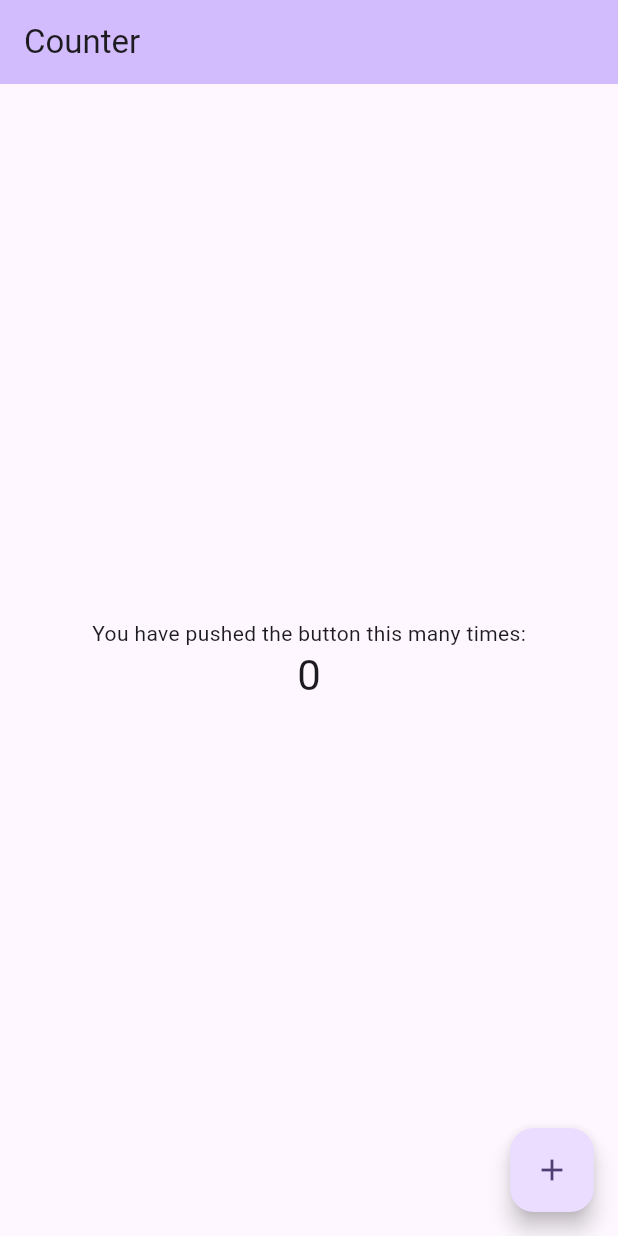
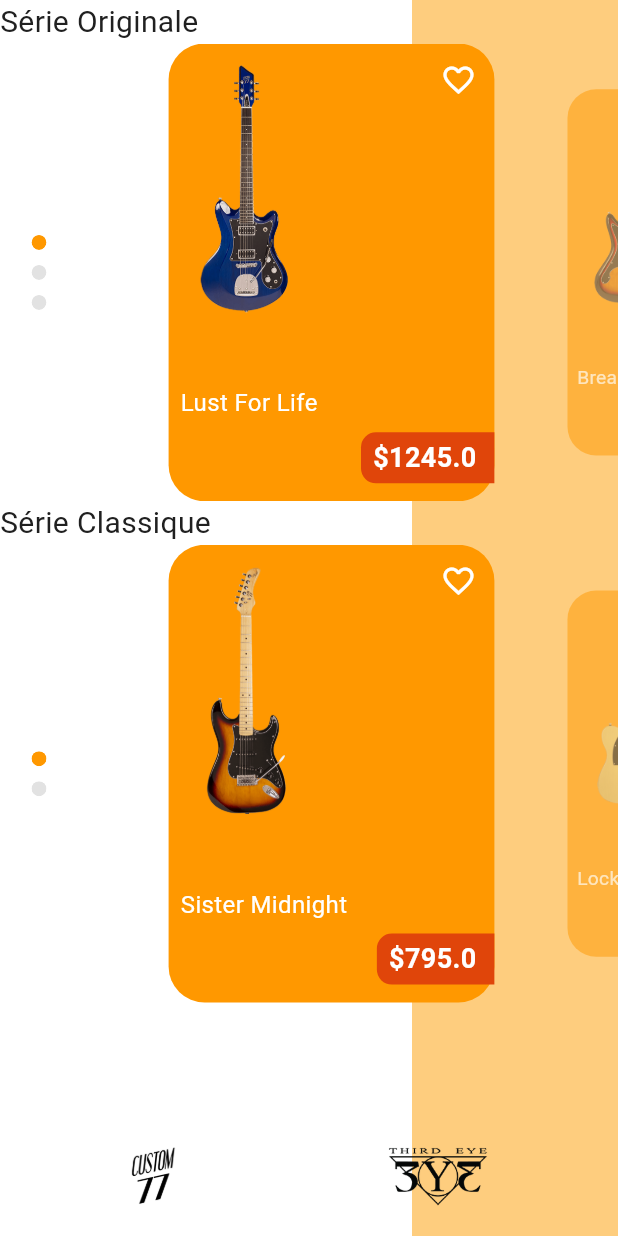
Before and after one commit to joxad/starter_app_flutter, a Flutter app: the screen it shows after launch, on a phone screen of 412 x 824 dp. Run offline on Flutter 3.47's test engine with Material 3 defaults, Android fonts, the phone set to English and light mode, and no system bars; drawn by our look-alikes of card_swiper; generated files the repository leaves out were written again.

Commit message:
feat(home): try some ui

```diff
--- a/lib/app/app.dart
+++ b/lib/app/app.dart
@@ -1,8 +1,9 @@
 import 'package:flutter/material.dart';
 
-import '../features/home/home.dart';
 import 'package:flutter_localizations/flutter_localizations.dart';
 import 'package:flutter_gen/gen_l10n/app_localizations.dart';
+
+import '../ui/home/home.dart';
 class MyApp extends StatelessWidget {
   const MyApp({super.key});
 
--- /dev/null
+++ b/lib/app/theme.dart
@@ -0,0 +1,7 @@
+import 'package:flutter/material.dart';
+
+const Color yellow = Color(0xffFDC054);
+const Color mediumYellow = Color(0xffFDB846);
+const Color darkYellow = Color(0xffE99E22);
+const Color transparentYellow = Color.fromRGBO(253, 184, 70, 0.7);
+const Color darkGrey = Color(0xff202020);
--- /dev/null
+++ b/lib/core/data/product.dart
@@ -0,0 +1,12 @@
+class Product {
+  final String image;
+  final String name;
+  final String description;
+  final double price;
+
+  Product(
+      {required this.image,
+      required this.name,
+      required this.description,
+      required this.price});
+}
--- a/lib/features/home/home.dart
+++ /dev/null
@@ -1,88 +0,0 @@
-import 'package:flutter/material.dart';
-import 'package:flutter_gen/gen_l10n/app_localizations.dart';
-
-class MyHomePage extends StatefulWidget {
-  const MyHomePage({super.key});
-
-  // This widget is the home page of your application. It is stateful, meaning
-  // that it has a State object (defined below) that contains fields that affect
-  // how it looks.
-
-  // This class is the configuration for the state. It holds the values (in this
-  // case the title) provided by the parent (in this case the App widget) and
-  // used by the build method of the State. Fields in a Widget subclass are
-  // always marked "final".
-
-  @override
-  State<MyHomePage> createState() => _MyHomePageState();
-}
-
-class _MyHomePageState extends State<MyHomePage> {
-  int _counter = 0;
-
-  void _incrementCounter() {
-    setState(() {
-      // This call to setState tells the Flutter framework that something has
-      // changed in this State, which causes it to rerun the build method below
-      // so that the display can reflect the updated values. If we changed
-      // _counter without calling setState(), then the build method would not be
-      // called again, and so nothing would appear to happen.
-      _counter++;
-    });
-  }
-
-  @override
-  Widget build(BuildContext context) {
-    // This method is rerun every time setState is called, for instance as done
-    // by the _incrementCounter method above.
-    //
-    // The Flutter framework has been optimized to make rerunning build methods
-    // fast, so that you can just rebuild anything that needs updating rather
-    // than having to individually change instances of widgets.
-    return Scaffold(
-      appBar: AppBar(
-        // TRY THIS: Try changing the color here to a specific color (to
-        // Colors.amber, perhaps?) and trigger a hot reload to see the AppBar
-        // change color while the other colors stay the same.
-        backgroundColor: Theme.of(context).colorScheme.inversePrimary,
-        // Here we take the value from the MyHomePage object that was created by
-        // the App.build method, and use it to set our appbar title.
-        title: Text(AppLocalizations.of(context)!.counterAppBarTitle),
-      ),
-      body: Center(
-        // Center is a layout widget. It takes a single child and positions it
-        // in the middle of the parent.
-        child: Column(
-          // Column is also a layout widget. It takes a list of children and
-          // arranges them vertically. By default, it sizes itself to fit its
-          // children horizontally, and tries to be as tall as its parent.
-          //
-          // Column has various properties to control how it sizes itself and
-          // how it positions its children. Here we use mainAxisAlignment to
-          // center the children vertically; the main axis here is the vertical
-          // axis because Columns are vertical (the cross axis would be
-          // horizontal).
-          //
-          // TRY THIS: Invoke "debug painting" (choose the "Toggle Debug Paint"
-          // action in the IDE, or press "p" in the console), to see the
-          // wireframe for each widget.
-          mainAxisAlignment: MainAxisAlignment.center,
-          children: <Widget>[
-            const Text(
-              'You have pushed the button this many times:',
-            ),
-            Text(
-              '$_counter',
-              style: Theme.of(context).textTheme.headlineMedium,
-            ),
-          ],
-        ),
-      ),
-      floatingActionButton: FloatingActionButton(
-        onPressed: _incrementCounter,
-        tooltip: 'Increment',
-        child: const Icon(Icons.add),
-      ), // This trailing comma makes auto-formatting nicer for build methods.
-    );
-  }
-}
--- /dev/null
+++ b/lib/ui/background/main_background.dart
@@ -0,0 +1,22 @@
+import 'package:flutter/material.dart';
+
+import '../../app/theme.dart';
+
+class MainBackground extends CustomPainter {
+  MainBackground();
+
+  @override
+  void paint(Canvas canvas, Size size) {
+    double height = size.height;
+    double width = size.width;
+    canvas.drawRect(
+        Rect.fromLTRB(0, 0, width, height), Paint()..color = Colors.white);
+    canvas.drawRect(Rect.fromLTRB(width - (width / 3), 0, width, height),
+        Paint()..color = transparentYellow);
+  }
+
+  @override
+  bool shouldRepaint(CustomPainter oldDelegate) {
+    return false;
+  }
+}
--- /dev/null
+++ b/lib/ui/home/custom_bottom_bar.dart
@@ -0,0 +1,36 @@
+import 'package:flutter/material.dart';
+
+class CustomBottomBar extends StatelessWidget {
+  final TabController controller;
+
+  const CustomBottomBar({
+    super.key,
+    required this.controller,
+  });
+
+  @override
+  Widget build(BuildContext context) {
+    return BottomAppBar(
+      surfaceTintColor: Colors.transparent,
+      shadowColor: Colors.transparent,
+      color: Colors.transparent,
+      child: Row(
+        mainAxisAlignment: MainAxisAlignment.spaceAround,
+        children: <Widget>[
+          IconButton(
+            icon: Image.asset('assets/icons/c77.png'),
+            onPressed: () {
+              controller.animateTo(0);
+            },
+          ),
+          IconButton(
+            icon: Image.asset('assets/icons/3_eyes.png'),
+            onPressed: () {
+              controller.animateTo(1);
+            },
+          )
+        ],
+      ),
+    );
+  }
+}
--- /dev/null
+++ b/lib/ui/home/home.dart
@@ -0,0 +1,255 @@
+import 'package:flutter/material.dart';
+import 'package:flutter_gen/gen_l10n/app_localizations.dart';
+import 'package:card_swiper/card_swiper.dart';
+import '../../app/theme.dart';
+import '../../core/data/product.dart';
+import '../background/main_background.dart';
+import 'custom_bottom_bar.dart';
+
+class MyHomePage extends StatefulWidget {
+  const MyHomePage({super.key});
+
+  @override
+  State<MyHomePage> createState() => _MyHomePageState();
+}
+
+List<Product> originals = [
+  Product(
+      image: 'assets/images/lust_for_life.png',
+      name: "Lust For Life",
+      description: "La plus belle",
+      price: 1245),
+  Product(
+      image: 'assets/images/breakdown.png',
+      name: "Breakdown",
+      description: "Telecaster",
+      price: 1245),
+  Product(
+      image: 'assets/images/goin_steady.png',
+      name: "Breakdown",
+      description: "Telecaster",
+      price: 995),
+];
+
+List<Product> classics = [
+  Product(
+      image: 'assets/images/sister_midnight.png',
+      name: "Sister Midnight",
+      description: "La plus belle",
+      price: 795),
+  Product(
+      image: 'assets/images/locket_love.png',
+      name: "Locket Love",
+      description: "Telecaster",
+      price: 795),
+];
+
+class _MyHomePageState extends State<MyHomePage>
+    with SingleTickerProviderStateMixin {
+  late TabController bottomTabController;
+
+  @override
+  void initState() {
+    super.initState();
+    bottomTabController = TabController(length: 2, vsync: this);
+  }
+
+  @override
+  Widget build(BuildContext context) {
+    return Scaffold(
+        extendBody: true,
+        bottomNavigationBar: CustomBottomBar(controller: bottomTabController),
+        body: CustomPaint(
+            painter: MainBackground(),
+            child: ListView(scrollDirection: Axis.vertical, children: [
+              const Text("Série Originale",
+                  style: TextStyle(fontSize: 20, color: darkGrey)),
+              ProductList(
+                products: originals,
+              ),
+              const Text("Série Classique",
+                  style: TextStyle(fontSize: 20, color: darkGrey)),
+              ProductList(
+                products: classics,
+              )
+            ])));
+  }
+}
+
+class ProductList extends StatelessWidget {
+  final List<Product> products;
+
+  final SwiperController swiperController = SwiperController();
+
+  ProductList({super.key, required this.products});
+
+  @override
+  Widget build(BuildContext context) {
+    double cardHeight = MediaQuery.of(context).size.height / 2.7;
+    double cardWidth = MediaQuery.of(context).size.width / 1.8;
+
+    return SizedBox(
+      height: cardHeight,
+      child: Swiper(
+        itemCount: products.length,
+        itemBuilder: (_, index) {
+          return ProductCard(
+              height: cardHeight, width: cardWidth, product: products[index]);
+        },
+        scale: 0.8,
+        controller: swiperController,
+        viewportFraction: 0.6,
+        loop: false,
+        fade: 0.5,
+        pagination: SwiperCustomPagination(
+          builder: (context, config) {
+            if (config.itemCount > 20) {
+              print(
+                  "The itemCount is too big, we suggest use FractionPaginationBuilder instead of DotSwiperPaginationBuilder in this sitituation");
+            }
+            Color activeColor = Colors.orange;
+            Color color = Colors.grey.withOpacity(.3);
+            double size = 10.0;
+            double space = 5.0;
+
+            if (config.indicatorLayout != PageIndicatorLayout.NONE &&
+                config.layout == SwiperLayout.DEFAULT) {
+              return PageIndicator(
+                count: config.itemCount,
+                controller: config.pageController!,
+                layout: config.indicatorLayout,
+                size: size,
+                activeColor: activeColor,
+                color: color,
+                space: space,
+              );
+            }
+
+            List<Widget> dots = [];
+
+            int itemCount = config.itemCount;
+            int activeIndex = config.activeIndex;
+
+            for (int i = 0; i < itemCount; ++i) {
+              bool active = i == activeIndex;
+              dots.add(Container(
+                key: Key("pagination_$i"),
+                margin: EdgeInsets.all(space),
+                child: ClipOval(
+                  child: Container(
+                    decoration: BoxDecoration(
+                      shape: BoxShape.circle,
+                      color: active ? activeColor : color,
+                    ),
+                    width: size,
+                    height: size,
+                  ),
+                ),
+              ));
+            }
+
+            return Padding(
+              padding: const EdgeInsets.all(16.0),
+              child: Align(
+                alignment: Alignment.centerLeft,
+                child: Column(
+                  mainAxisSize: MainAxisSize.min,
+                  children: dots,
+                ),
+              ),
+            );
+          },
+        ),
+      ),
+    );
+  }
+}
+
+class ProductCard extends StatelessWidget {
+  final Product product;
+  final double height;
+  final double width;
+
+  const ProductCard({
+    required this.product,
+    required this.height,
+    required this.width,
+  });
+
+  @override
+  Widget build(BuildContext context) {
+    return InkWell(
+/*onTap: () => Navigator.of(context).push(
+          MaterialPageRoute(builder: (_) => ProductPage(product: product))),*/
+      child: Stack(
+        children: <Widget>[
+          Container(
+            margin: const EdgeInsets.only(left: 30),
+            height: height,
+            width: width,
+            decoration: const BoxDecoration(
+              borderRadius: BorderRadius.all(Radius.circular(24)),
+              color: Colors.orange,
+            ),
+            child: Column(
+              crossAxisAlignment: CrossAxisAlignment.end,
+              mainAxisAlignment: MainAxisAlignment.spaceBetween,
+              children: <Widget>[
+                IconButton(
+                  icon: const Icon(Icons.favorite_border),
+                  onPressed: () {},
+                  color: Colors.white,
+                ),
+                Column(
+                  children: <Widget>[
+                    Align(
+                        alignment: Alignment.topLeft,
+                        child: Padding(
+                          padding: const EdgeInsets.all(8.0),
+                          child: Text(
+                            product.name,
+                            style: const TextStyle(
+                                color: Colors.white, fontSize: 16.0),
+                          ),
+                        )),
+                    Align(
+                      alignment: Alignment.topRight,
+                      child: Container(
+                        margin: const EdgeInsets.only(bottom: 12.0),
+                        padding: const EdgeInsets.fromLTRB(8.0, 4.0, 12.0, 4.0),
+                        decoration: const BoxDecoration(
+                          borderRadius: BorderRadius.only(
+                              topLeft: Radius.circular(10),
+                              bottomLeft: Radius.circular(10)),
+                          color: Color.fromRGBO(224, 69, 10, 1),
+                        ),
+                        child: Text(
+                          '\$${product.price}',
+                          style: const TextStyle(
+                              color: Colors.white,
+                              fontSize: 18,
+                              fontWeight: FontWeight.bold),
+                        ),
+                      ),
+                    ),
+                  ],
+                )
+              ],
+            ),
+          ),
+          Positioned(
+            child: Hero(
+              tag: product.image,
+              child: Image.asset(
+                product.image,
+                height: height / 1.7,
+                width: width / 1.4,
+                fit: BoxFit.contain,
+              ),
+            ),
+          ),
+        ],
+      ),
+    );
+  }
+}
```
Also changed, not shown: pubspec.yaml (+6 -5 lines), assets/icons/3_eyes.png (added), assets/icons/c77.png (added), assets/images/breakdown.png (added), assets/images/goin_steady.png (added), assets/images/locket_love.png (added), assets/images/lust_for_life.png (added), assets/images/sister_midnight.png (added), pubspec.lock.
